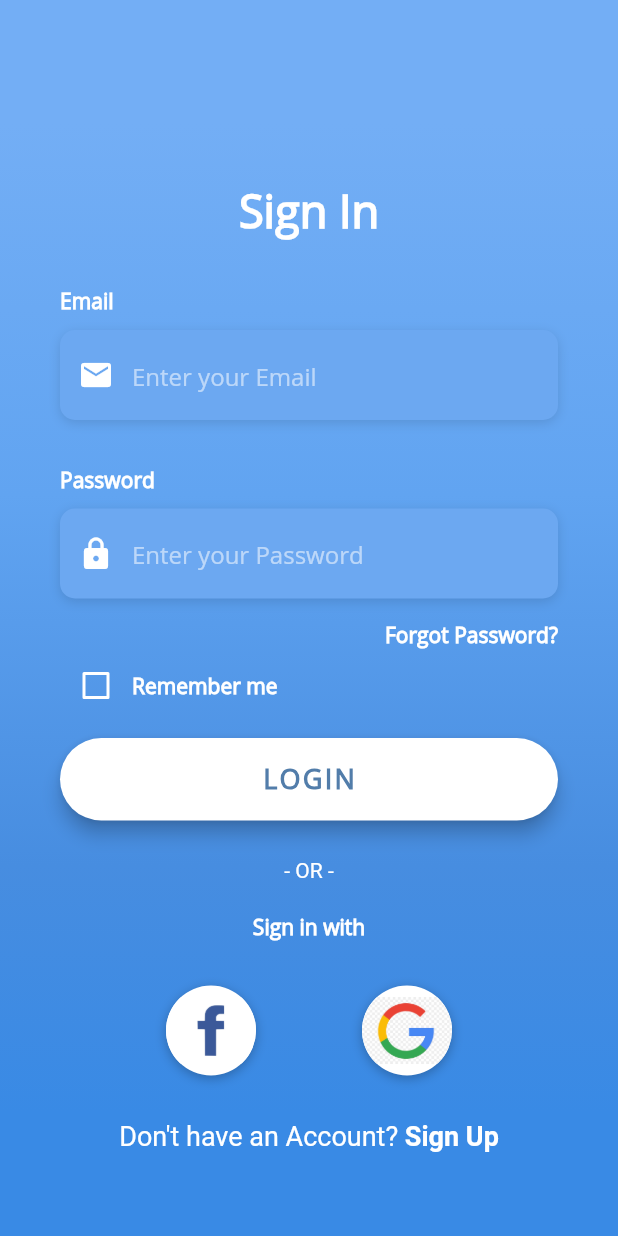
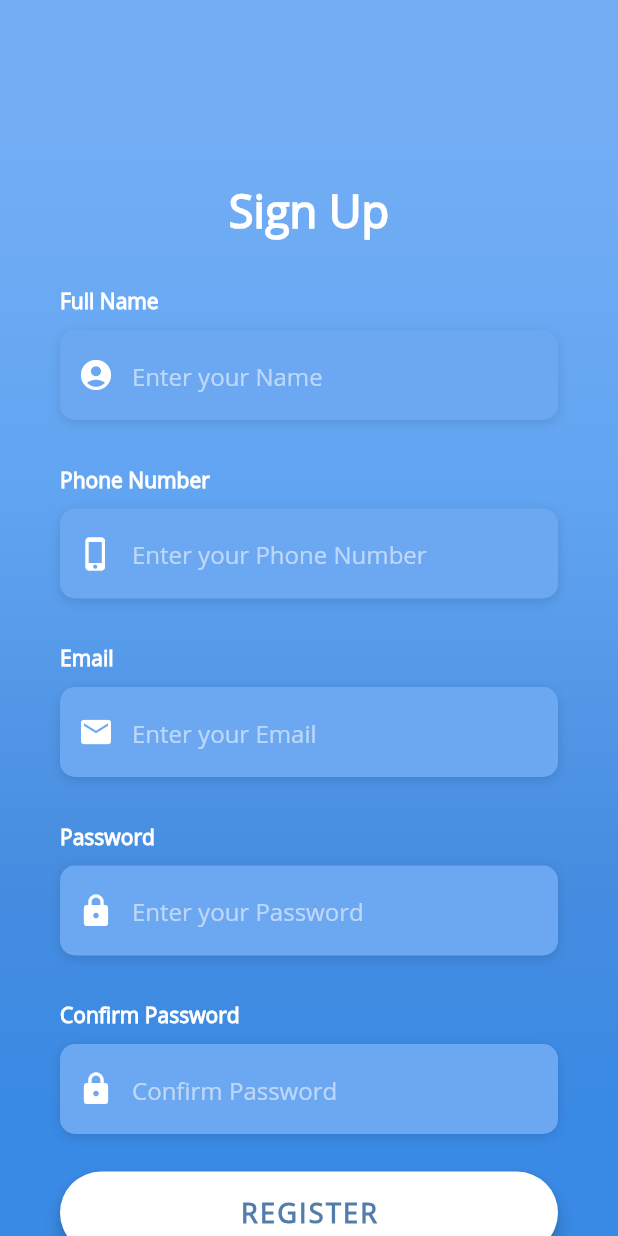
Before and after one commit to markfoster314/rushbetter, a Flutter app: the screen it shows after launch, after a tap on an icon or button, on a phone screen of 412 x 824 dp. Run offline on Flutter 3.47's test engine with Material 2 defaults, Android fonts, the phone set to English and light mode, and no system bars.

Commit message:
Login Signup

```diff
--- a/lib/screens/login_screen.dart
+++ b/lib/screens/login_screen.dart
@@ -1,5 +1,6 @@
 import 'package:flutter/material.dart';
 import 'package:flutter/services.dart';
+import 'package:rushbetter/screens/signup_screen.dart';
 import 'package:rushbetter/utilities/constants.dart';
 
 class LoginScreen extends StatefulWidget {
@@ -215,7 +216,10 @@ class _LoginScreenState extends State<LoginScreen> {
 
   Widget _buildSignupBtn() {
     return GestureDetector(
-      onTap: () => print('Sign Up Button Pressed'),
+      onTap: () {
+        print('Sign Up Button Pressed');
+        navigateToSignup(context);
+      },
       child: RichText(
         text: TextSpan(
           children: [
@@ -239,6 +243,10 @@ class _LoginScreenState extends State<LoginScreen> {
         ),
       ),
     );
+  }
+
+  Future navigateToSignup(context) async {
+      Navigator.push(context, MaterialPageRoute(builder: (context) => SignupScreen()));
   }
 
   @override
--- /dev/null
+++ b/lib/screens/signup_screen.dart
@@ -0,0 +1,200 @@
+import 'package:flutter/material.dart';
+import 'package:flutter/services.dart';
+import 'package:rushbetter/utilities/constants.dart';
+
+class SignupScreen extends StatefulWidget {
+  @override
+  _SignupScreenState createState() => _SignupScreenState();
+}
+
+class _SignupScreenState extends State<SignupScreen> {
+
+  Widget _buildInputBoxTF(String boxName, String hintTxt, IconData icon) {
+    return Column(
+      crossAxisAlignment: CrossAxisAlignment.start,
+      children: <Widget>[
+        Text(
+          boxName,
+          style: kLabelStyle,
+        ),
+        SizedBox(height: 10.0),
+        Container(
+          alignment: Alignment.centerLeft,
+          decoration: kBoxDecorationStyle,
+          height: 60.0,
+          child: TextField(
+            keyboardType: TextInputType.emailAddress,
+            style: TextStyle(
+              color: Colors.white,
+              fontFamily: 'OpenSans',
+            ),
+            decoration: InputDecoration(
+              border: InputBorder.none,
+              contentPadding: EdgeInsets.only(top: 14.0),
+              prefixIcon: Icon(
+                icon,
+                color: Colors.white,
+              ),
+              hintText: hintTxt,
+              hintStyle: kHintTextStyle,
+            ),
+          ),
+        ),
+      ],
+    );
+  }
+
+  Widget _buildSignupBtn() {
+    return Container(
+      padding: EdgeInsets.symmetric(vertical: 25.0),
+      width: double.infinity,
+      child: RaisedButton(
+        elevation: 5.0,
+        onPressed: () => print('Register Button Pressed'),
+        padding: EdgeInsets.all(15.0),
+        shape: RoundedRectangleBorder(
+          borderRadius: BorderRadius.circular(30.0),
+        ),
+        color: Colors.white,
+        child: Text(
+          'REGISTER',
+          style: TextStyle(
+            color: Color(0xFF527DAA),
+            letterSpacing: 1.5,
+            fontSize: 18.0,
+            fontWeight: FontWeight.bold,
+            fontFamily: 'OpenSans',
+          ),
+        ),
+      ),
+    );
+  }
+
+  Widget _buildRegisterBtn() {
+    return GestureDetector(
+      onTap: ()  {
+        print('Register Button Pressed');
+        Navigator.pop(context);
+      },
+      child: RichText(
+        text: TextSpan(
+          children: [
+            TextSpan(
+              text: 'Have an account? ',
+              style: TextStyle(
+                color: Colors.white,
+                fontSize: 18.0,
+                fontWeight: FontWeight.w400,
+              ),
+            ),
+            TextSpan(
+              text: 'Sign In',
+              style: TextStyle(
+                color: Colors.white,
+                fontSize: 18.0,
+                fontWeight: FontWeight.bold,
+              ),
+            ),
+          ],
+        ),
+      ),
+    );
+  }
+
+  @override
+  Widget build(BuildContext context) {
+    return Scaffold(
+      body: AnnotatedRegion<SystemUiOverlayStyle>(
+        value: SystemUiOverlayStyle.light,
+        child: GestureDetector(
+          onTap: () => FocusScope.of(context).unfocus(),
+          child: Stack(
+            children: <Widget>[
+              Container(
+                height: double.infinity,
+                width: double.infinity,
+                decoration: BoxDecoration(
+                  gradient: LinearGradient(
+                    begin: Alignment.topCenter,
+                    end: Alignment.bottomCenter,
+                    colors: [
+                      Color(0xFF73AEF5),
+                      Color(0xFF61A4F1),
+                      Color(0xFF478DE0),
+                      Color(0xFF398AE5),
+                    ],
+                    stops: [0.1, 0.4, 0.7, 0.9],
+                  ),
+                ),
+              ),
+              Container(
+                height: double.infinity,
+                child: SingleChildScrollView(
+                  physics: AlwaysScrollableScrollPhysics(),
+                  padding: EdgeInsets.symmetric(
+                    horizontal: 40.0,
+                    vertical: 120.0,
+                  ),
+                  child: Column(
+                    mainAxisAlignment: MainAxisAlignment.center,
+                    children: <Widget>[
+                      Text(
+                        'Sign Up',
+                        style: TextStyle(
+                          color: Colors.white,
+                          fontFamily: 'OpenSans',
+                          fontSize: 30.0,
+                          fontWeight: FontWeight.bold,
+                        ),
+                      ),
+                      SizedBox(height: 30.0),
+                      _buildInputBoxTF(
+                        'Full Name',
+                        'Enter your Name',
+                        Icons.account_circle
+                      ),
+                      SizedBox(
+                        height: 30.0,
+                      ),
+                      _buildInputBoxTF(
+                        'Phone Number',
+                        'Enter your Phone Number',
+                        Icons.phone_iphone
+                      ),
+                      SizedBox(
+                        height: 30.0,
+                      ),
+                      _buildInputBoxTF(
+                        'Email',
+                        'Enter your Email',
+                        Icons.email
+                      ),
+                      SizedBox(
+                        height: 30.0,
+                      ),
+                      _buildInputBoxTF(
+                        'Password',
+                        'Enter your Password',
+                        Icons.lock
+                      ),
+                      SizedBox(
+                        height: 30.0,
+                      ),
+                      _buildInputBoxTF(
+                        'Confirm Password',
+                        'Confirm Password',
+                        Icons.lock
+                      ),
+                      _buildSignupBtn(),
+                      _buildRegisterBtn(),
+                    ],
+                  ),
+                ),
+              )
+            ],
+          ),
+        ),
+      ),
+    );
+  }
+}
```
